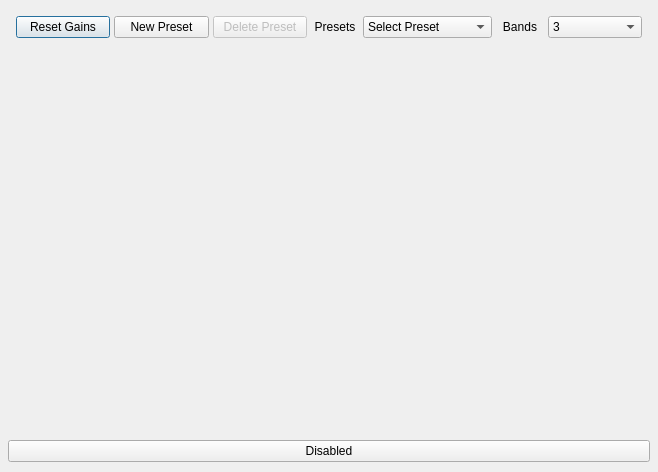
savannstm/revolutionary-audio-player, file src/EqualizerMenu/EqualizerMenu.ui: the form before one commit.
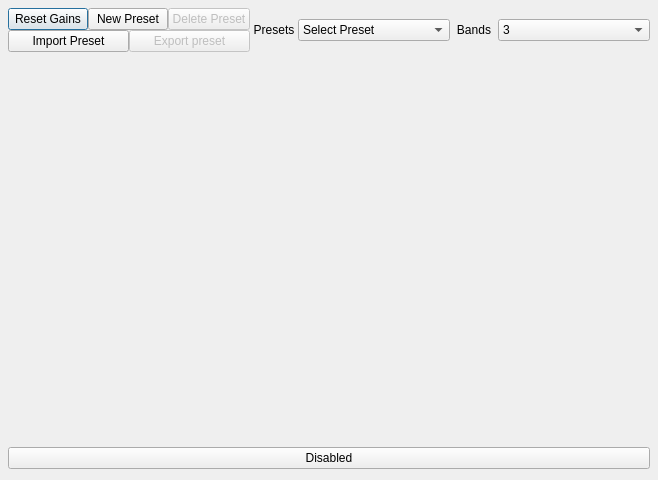
The form after the commit.

Commit message: Implement preset import/export

Diff of the .ui file:
```diff
--- a/src/EqualizerMenu/EqualizerMenu.ui
+++ b/src/EqualizerMenu/EqualizerMenu.ui
@@ -7,7 +7,7 @@
     <x>0</x>
     <y>0</y>
     <width>658</width>
-    <height>472</height>
+    <height>480</height>
    </rect>
   </property>
   <property name="sizePolicy">
@@ -51,19 +51,55 @@
      </property>
      <layout class="QHBoxLayout" name="horizontalLayout">
       <property name="spacing">
-       <number>4</number>
+       <number>0</number>
       </property>
       <property name="leftMargin">
-       <number>8</number>
+       <number>0</number>
       </property>
       <property name="topMargin">
-       <number>8</number>
+       <number>0</number>
       </property>
       <property name="rightMargin">
-       <number>8</number>
+       <number>0</number>
       </property>
       <property name="bottomMargin">
-       <number>8</number>
+       <number>0</number>
+      </property>
+      <item>
+       <widget class="QWidget" name="buttonsRow" native="true">
+        <layout class="QVBoxLayout" name="verticalLayout_2">
+         <property name="spacing">
+          <number>0</number>
+         </property>
+         <property name="leftMargin">
+          <number>0</number>
+         </property>
+         <property name="topMargin">
+          <number>0</number>
+         </property>
+         <property name="rightMargin">
+          <number>0</number>
+         </property>
+         <property name="bottomMargin">
+          <number>0</number>
+         </property>
+         <item>
+          <widget class="QWidget" name="upperButtonsRow" native="true">
+           <layout class="QHBoxLayout" name="horizontalLayout_2">
+            <property name="spacing">
+             <number>0</number>
+            </property>
+            <property name="leftMargin">
+             <number>0</number>
+            </property>
+            <property name="topMargin">
+             <number>0</number>
+            </property>
+            <property name="rightMargin">
+             <number>0</number>
+            </property>
+            <property name="bottomMargin">
+             <number>0</number>
       </property>
       <item>
        <widget class="QPushButton" name="resetGainsButton">
@@ -87,6 +123,50 @@
         <property name="text">
          <string>Delete Preset</string>
         </property>
+             </widget>
+            </item>
+           </layout>
+          </widget>
+         </item>
+         <item>
+          <widget class="QWidget" name="lowerButtonsRow" native="true">
+           <layout class="QHBoxLayout" name="horizontalLayout_3">
+            <property name="spacing">
+             <number>0</number>
+            </property>
+            <property name="leftMargin">
+             <number>0</number>
+            </property>
+            <property name="topMargin">
+             <number>0</number>
+            </property>
+            <property name="rightMargin">
+             <number>0</number>
+            </property>
+            <property name="bottomMargin">
+             <number>0</number>
+            </property>
+            <item>
+             <widget class="QPushButton" name="importPresetButton">
+              <property name="text">
+               <string>Import Preset</string>
+              </property>
+             </widget>
+            </item>
+            <item>
+             <widget class="QPushButton" name="exportPresetButton">
+              <property name="enabled">
+               <bool>false</bool>
+              </property>
+              <property name="text">
+               <string>Export preset</string>
+              </property>
+             </widget>
+            </item>
+           </layout>
+          </widget>
+         </item>
+        </layout>
        </widget>
       </item>
       <item>
```
Left out of the diff: 2 changed lines with no effect on the pictures. Lines whose indentation alone changed are shown as unchanged. The commit also changes 3 other files.
